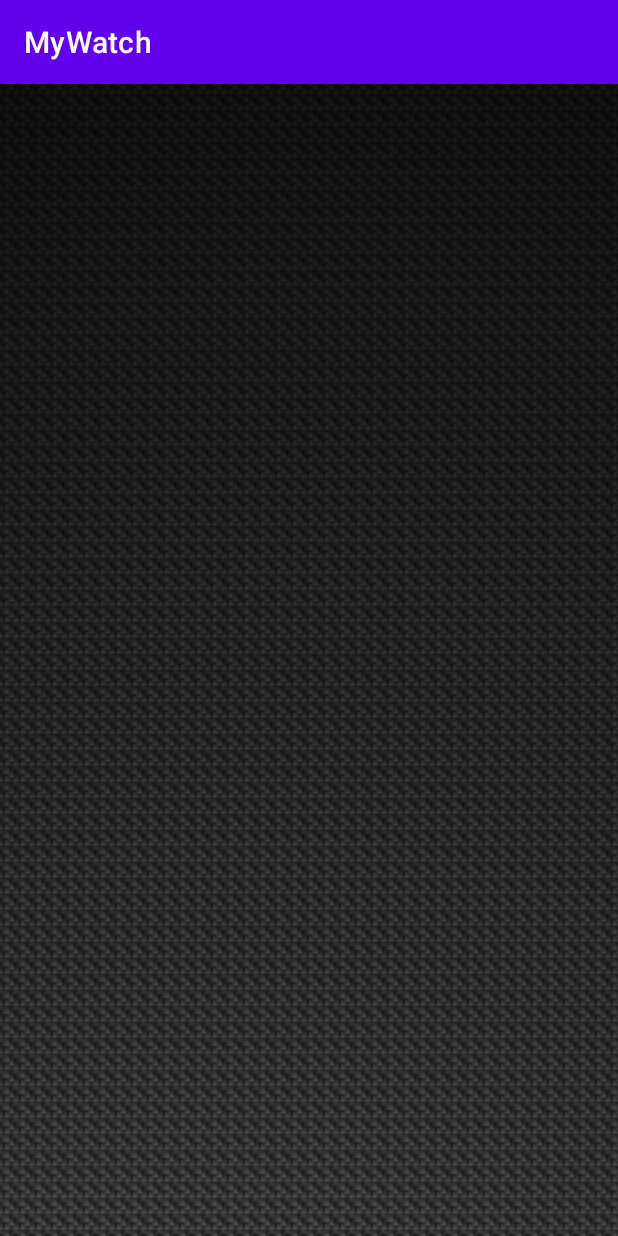
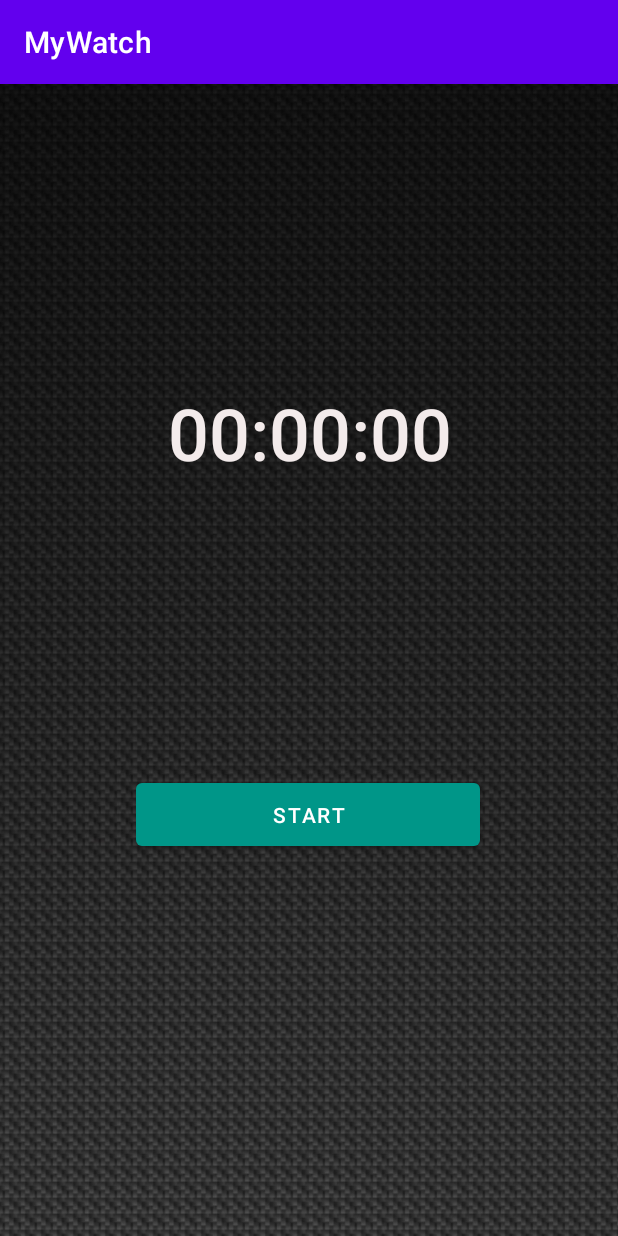
Before and after one commit to bogdan1491/MyWatch, an Android app: the screen it shows after launch (MainActivity), on a phone screen of 412 x 824 dp. Run offline under Robolectric (Android 15) with nearby library versions, the phone set to English and light mode, and no system bars.

Commit message:
Add counter text view a nd start button.

```diff
--- a/app/src/main/res/layout/activity_main.xml
+++ b/app/src/main/res/layout/activity_main.xml
@@ -7,7 +7,7 @@
     tools:context=".MainActivity">
 
     <ImageView
-        android:id="@+id/imageView"
+        android:id="@+id/backgroundImageView"
         android:layout_width="match_parent"
         android:layout_height="match_parent"
         android:adjustViewBounds="false"
@@ -17,7 +17,44 @@
         app:layout_constraintHorizontal_bias="0.0"
         app:layout_constraintStart_toStartOf="parent"
         app:layout_constraintTop_toTopOf="parent"
-        app:layout_constraintVertical_bias="0.0"
+        app:layout_constraintVertical_bias="1.0"
         app:srcCompat="@drawable/wallpaperbetter_com_1920x1080"
         tools:srcCompat="@drawable/wallpaperbetter_com_1920x1080" />
+
+
+    <TextView
+        android:id="@+id/counterTextView"
+        android:layout_width="360dp"
+        android:layout_height="60dp"
+        android:layout_marginStart="177dp"
+        android:layout_marginLeft="177dp"
+        android:layout_marginTop="200dp"
+        android:layout_marginEnd="176dp"
+        android:layout_marginRight="176dp"
+        android:gravity="center"
+        android:hapticFeedbackEnabled="false"
+        android:text="@string/counter_text"
+        android:textAllCaps="true"
+        android:textAppearance="@style/TextAppearance.AppCompat.Body2"
+        android:textColor="#F3EBEB"
+        android:textSize="48sp"
+        app:layout_constraintEnd_toEndOf="@+id/backgroundImageView"
+        app:layout_constraintStart_toStartOf="@+id/backgroundImageView"
+        app:layout_constraintTop_toTopOf="@+id/backgroundImageView" />
+
+    <Button
+        android:id="@+id/startButton"
+        android:layout_width="229dp"
+        android:layout_height="54dp"
+        android:layout_marginStart="158dp"
+        android:layout_marginLeft="158dp"
+        android:layout_marginTop="200dp"
+        android:layout_marginEnd="159dp"
+        android:layout_marginRight="159dp"
+        android:text="@string/start_button_text"
+        app:backgroundTint="#009688"
+        app:layout_constraintEnd_toEndOf="@+id/backgroundImageView"
+        app:layout_constraintStart_toStartOf="@+id/backgroundImageView"
+        app:layout_constraintTop_toBottomOf="@+id/counterTextView"
+        tools:ignore= "ContentDescription"/>
 </androidx.constraintlayout.widget.ConstraintLayout>
--- a/app/src/main/res/values/strings.xml
+++ b/app/src/main/res/values/strings.xml
@@ -1,3 +1,5 @@
 <resources>
     <string name="app_name">MyWatch</string>
+    <string name="start_button_text">Start</string>
+    <string name="counter_text">00:00:00</string>
 </resources>
```
